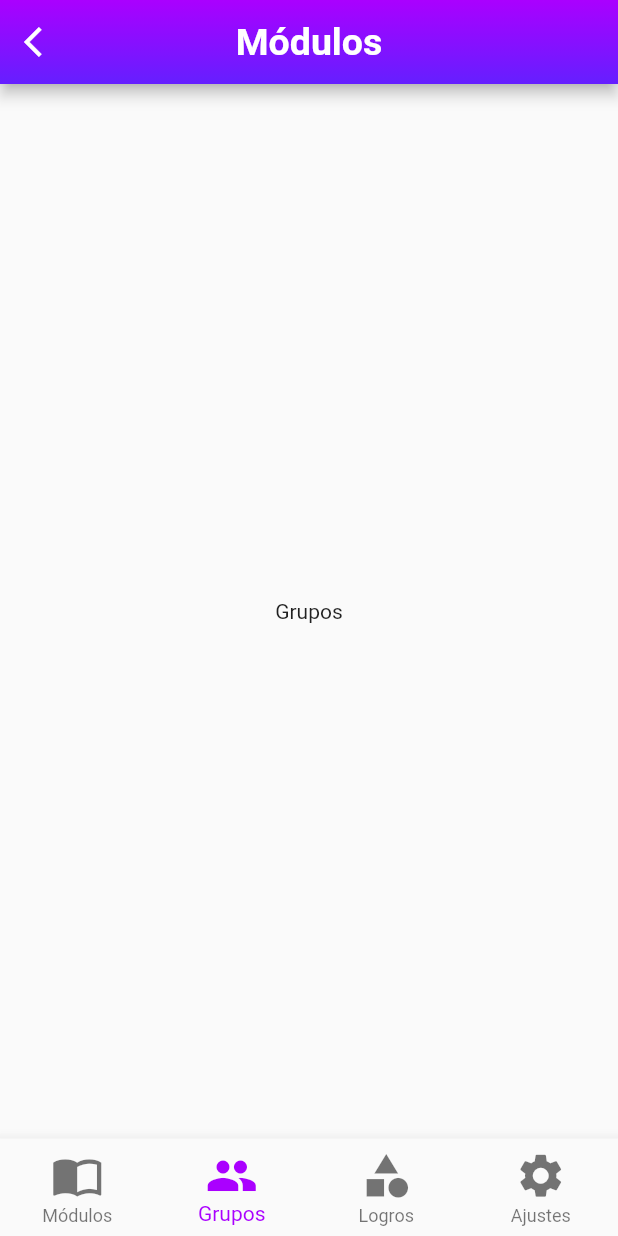
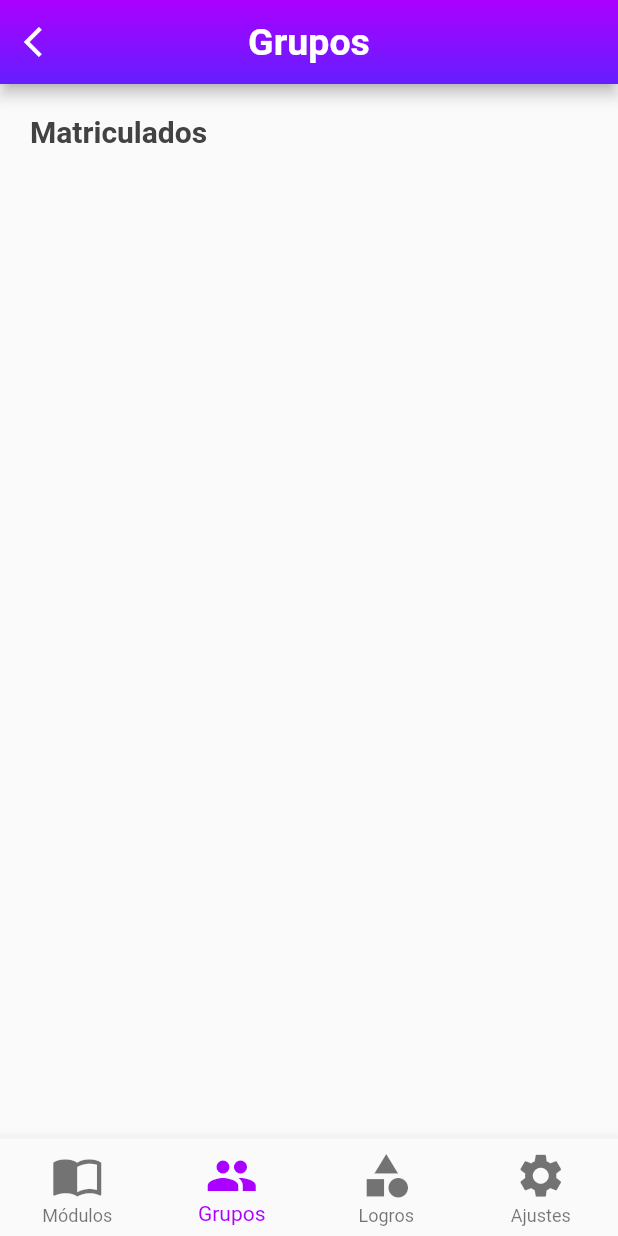
Before and after one commit to stefany-cm/DrumsApp2, a Flutter app: the HomeNavigationPrincipal screen opened by its route, item 2 of the bottom bar chosen, on a phone screen of 412 x 824 dp. Run offline on Flutter 3.47's test engine with Material 2 defaults, Android fonts, the phone set to English and light mode, and no system bars; our stand-ins replace date_field, rxdart.

Commit message:
Titulo de appbar coincidiente con el nombre del button navigation bar, además de inicio de grupos

```diff
--- a/lib/src/pages/principal/group_principal.dart
+++ b/lib/src/pages/principal/group_principal.dart
@@ -1,3 +1,4 @@
+import 'package:drumsapp2/src/utils/textStyle_utils.dart';
 import 'package:flutter/material.dart';
 
 class GroupPrincipal extends StatelessWidget {
@@ -6,7 +7,13 @@ class GroupPrincipal extends StatelessWidget {
   @override
   Widget build(BuildContext context) {
     return Container(
+      margin: EdgeInsets.all(20.0),
+      child: Column(
+        children: <Widget>[
+          Text('Matriculados', style: textStyleCardTitle),
 
+        ],
+      ),
     );
   }
 }
--- a/lib/src/pages/principal/homeNavigation_principal.dart
+++ b/lib/src/pages/principal/homeNavigation_principal.dart
@@ -1,3 +1,4 @@
+import 'package:drumsapp2/src/pages/principal/group_principal.dart';
 import 'package:drumsapp2/src/pages/principal/modules_principal.dart';
 import 'package:drumsapp2/src/widgets/gradientAppBar.dart';
 import 'package:flutter/material.dart';
@@ -8,23 +9,30 @@ class HomeNavigationPrincipal extends StatefulWidget {
   const HomeNavigationPrincipal({Key key}) : super(key: key);
 
   @override
-  _HomeNavigationPrincipalState createState() => _HomeNavigationPrincipalState();
+  _HomeNavigationPrincipalState createState() =>
+      _HomeNavigationPrincipalState();
 }
 
 class _HomeNavigationPrincipalState extends State<HomeNavigationPrincipal> {
   int _currentIndex = 0;
+  String _title;
 
   final List<Widget> _children = [
     ModulesPrincipal(),
-    Center(child: Text('Grupos')),
+    GroupPrincipal(),
     Center(child: Text('Logros')),
     Center(child: Text('Ajustes')),
   ];
 
   @override
+  void initState() {
+    _title = 'Módulos';
+  }
+
+  @override
   Widget build(BuildContext context) {
     return Scaffold(
-      appBar: gradientAppBar('Módulos', purpleLinearGColor, context),
+      appBar: gradientAppBar(_title, purpleLinearGColor, context),
       body: _children[_currentIndex],
       bottomNavigationBar: _customBottomNavigationBar(),
     );
@@ -54,11 +62,22 @@ class _HomeNavigationPrincipalState extends State<HomeNavigationPrincipal> {
             title: Text('Ajustes'),
           ),
         ],
-    onTap: (index) {
+        onTap: onTabTapped);
+  }
+
+  void onTabTapped(int index) {
     setState(() {
       _currentIndex = index;
+      switch (index) {
+        case 0: {_title = 'Módulos';}
+          break;
+        case 1: {_title = 'Grupos';}
+          break;
+        case 2: {_title = 'Logros';}
+          break;
+        case 3: {_title = 'Ajustes';}
+          break;
+      }
     });
-        },
-  );
   }
 }
--- a/lib/src/utils/textStyle_utils.dart
+++ b/lib/src/utils/textStyle_utils.dart
@@ -37,11 +37,17 @@ final textStyleShortBlack = TextStyle(
 final textStyleCard = TextStyle(
   fontSize: 16,
   fontWeight: FontWeight.w600,
-  color: Colors.black
+  color: Colors.grey[800]
+);
+
+final textStyleCardTitle = TextStyle(
+  fontSize: 20,
+  fontWeight: FontWeight.w600,
+  color: Colors.grey[800]
 );
 
 final textStyleSubtitleCard = TextStyle(
   fontSize: 16,
   fontWeight: FontWeight.normal,
-  color: Colors.black
+  color: Colors.grey[700]
 );
```
Lines whose indentation alone changed are shown as unchanged.
